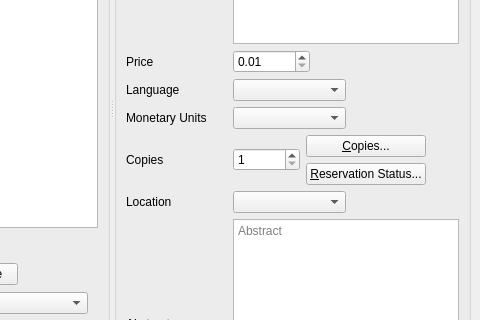
Old version of the form UI/biblioteq_cdinfo.ui in the repository textbrowser/biblioteq; both pictures show x 520 to 1000 and y 478 to 798 of the 1000 by 1200 pixel window.
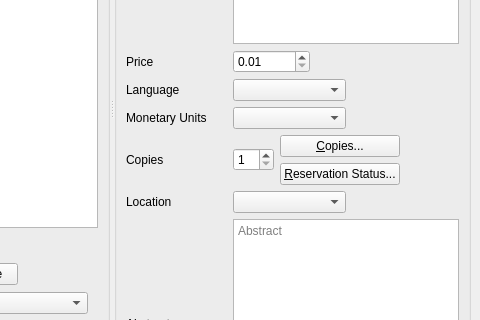
New version of the form. Icons and pictures are not drawn. Custom widgets are drawn as their Qt base class.

Diff of the .ui file:
```diff
--- a/UI/biblioteq_cdinfo.ui
+++ b/UI/biblioteq_cdinfo.ui
@@ -713,9 +713,6 @@
                 <property name="minimum">
                  <number>1</number>
                 </property>
-                <property name="maximum">
-                 <number>999999999</number>
-                </property>
                 <property name="value">
                  <number>1</number>
                 </property>
```
